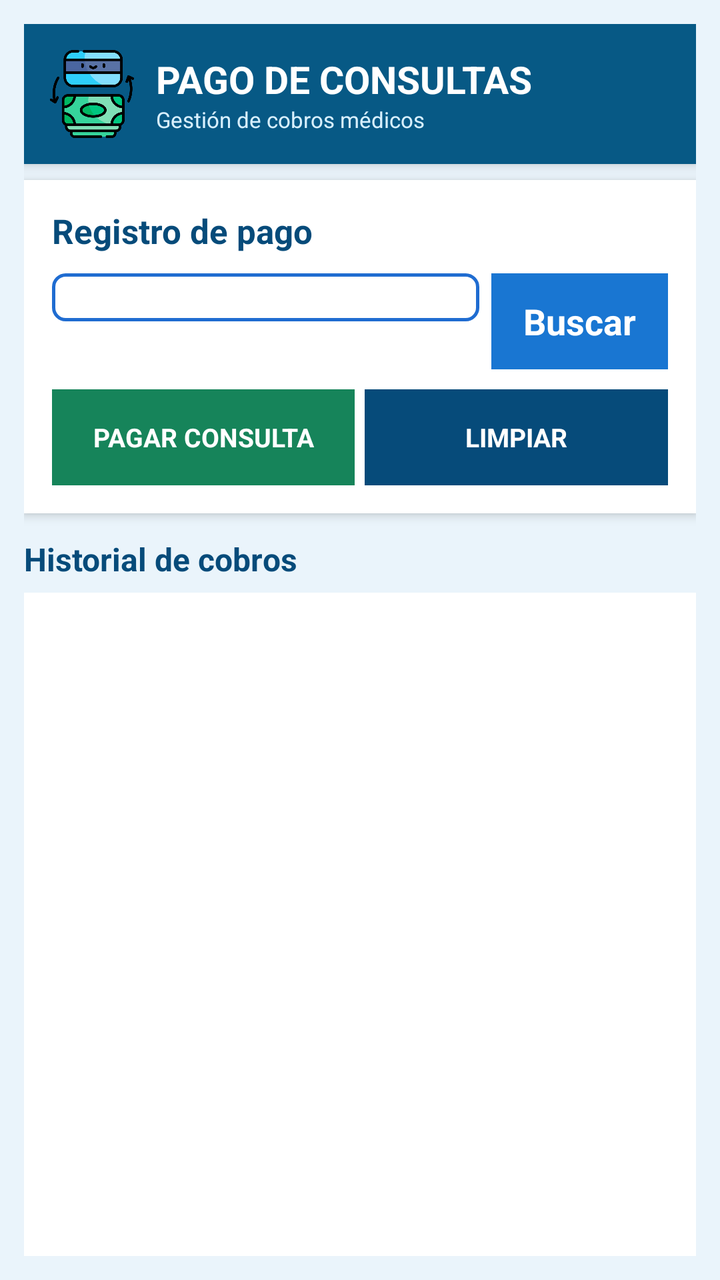
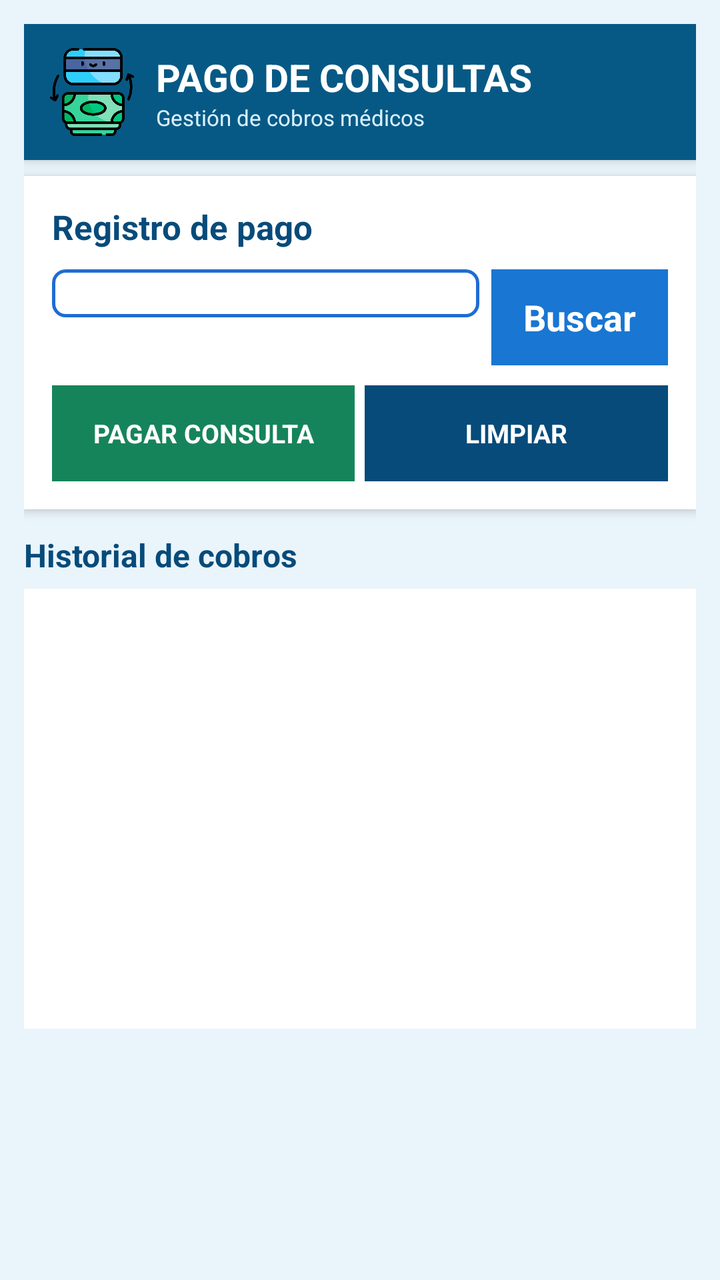

Screens rendered from an Android XML layout before and after an edit, with the pre-edit source and the edit as a unified diff.
<!-- AndroidManifest.xml: application theme android:Theme.Holo.Light -->
<!-- res/layout/activity_cobros.xml -->
<?xml version="1.0" encoding="utf-8"?>
<LinearLayout xmlns:android="http://schemas.android.com/apk/res/android"
    android:layout_width="match_parent"
    android:layout_height="match_parent"
    android:orientation="vertical"
    android:background="#EAF4FB"
    android:padding="12dp">

    
    
    

    <LinearLayout
        android:layout_width="match_parent"
        android:layout_height="70dp"
        android:orientation="horizontal"
        android:gravity="center_vertical"
        android:background="#075985"
        android:padding="12dp"
        android:elevation="4dp">

        <ImageView
            android:layout_width="44dp"
            android:layout_height="44dp"
            android:src="@drawable/cobros"
            android:contentDescription="Logo Cobros" />

        <LinearLayout
            android:layout_width="0dp"
            android:layout_height="wrap_content"
            android:layout_weight="1"
            android:orientation="vertical"
            android:layout_marginLeft="10dp">

            <TextView
                android:layout_width="wrap_content"
                android:layout_height="wrap_content"
                android:text="PAGO DE CONSULTAS"
                android:textSize="19sp"
                android:textStyle="bold"
                android:textColor="#FFFFFF" />

            <TextView
                android:layout_width="wrap_content"
                android:layout_height="wrap_content"
                android:text="Gestión de cobros médicos"
                android:textSize="11sp"
                android:textColor="#D8F0FF" />

        </LinearLayout>

    </LinearLayout>

    
    
    

    <LinearLayout
        android:layout_width="match_parent"
        android:layout_height="wrap_content"
        android:orientation="vertical"
        android:background="#FFFFFF"
        android:padding="14dp"
        android:layout_marginTop="8dp"
        android:elevation="3dp">

        <TextView
            android:layout_width="wrap_content"
            android:layout_height="wrap_content"
            android:text="Registro de pago"
            android:textSize="17sp"
            android:textStyle="bold"
            android:textColor="#064B7A"
            android:layout_marginBottom="10dp" />

        <LinearLayout
            android:layout_width="match_parent"
            android:layout_height="wrap_content"
            android:orientation="horizontal">

            <Spinner
                android:id="@+id/spPacientes"
                android:layout_width="0dp"
                android:layout_height="wrap_content"
                android:layout_weight="1"
                android:background="@drawable/spinner_background"
                android:padding="12dp" />

            <Button
                android:id="@+id/btnBuscar"
                android:layout_width="wrap_content"
                android:layout_height="wrap_content"
                android:text="Buscar"
                android:textColor="#FFFFFF"
                android:textStyle="bold"
                android:background="#1976D2"
                android:paddingLeft="16dp"
                android:paddingRight="16dp"
                android:paddingTop="10dp"
                android:paddingBottom="10dp"
                android:layout_marginLeft="6dp" />

        </LinearLayout>

        <LinearLayout
            android:layout_width="match_parent"
            android:layout_height="wrap_content"
            android:orientation="horizontal"
            android:layout_marginTop="10dp">

            <Button
                android:id="@+id/btnPagar"
                android:layout_width="0dp"
                android:layout_height="wrap_content"
                android:layout_weight="1"
                android:text="PAGAR CONSULTA"
                android:textSize="13sp"
                android:textStyle="bold"
                android:textColor="#FFFFFF"
                android:background="#16845A"
                android:padding="11dp" />

            <Button
                android:id="@+id/btnLimpiar"
                android:layout_width="0dp"
                android:layout_height="wrap_content"
                android:layout_weight="1"
                android:layout_marginLeft="5dp"
                android:text="LIMPIAR"
                android:textSize="13sp"
                android:textStyle="bold"
                android:textColor="#FFFFFF"
                android:background="#064B7A"
                android:padding="11dp" />

        </LinearLayout>

    </LinearLayout>

    
    
    

    <TextView
        android:layout_width="wrap_content"
        android:layout_height="wrap_content"
        android:text="Historial de cobros"
        android:textSize="16sp"
        android:textStyle="bold"
        android:textColor="#064B7A"
        android:layout_marginTop="12dp"
        android:layout_marginBottom="6dp" />

    
    
    

    <ListView
        android:id="@+id/lvCobros"
        android:layout_width="match_parent"
        android:layout_height="0dp"
        android:layout_weight="1"
        android:background="#FFFFFF"
        android:padding="5dp"
        android:divider="#D8E3EA"
        android:dividerHeight="1dp" />

</LinearLayout>
<!-- resources referenced by this layout -->
<resources>
  <!-- drawable cobros: png bitmap (drawable-ldpi, 28381 bytes) -->
  <!-- drawable spinner_background (drawable-hdpi) -->
  <?xml version="1.0" encoding="utf-8"?>
  <shape xmlns:android="http://schemas.android.com/apk/res/android"
      android:shape="rectangle">
      
      
      <solid android:color="#FFFFFF" />
      
      
      <stroke
          android:width="1.5dp"
          android:color="#1F6CD1" />
      
      
      <corners android:radius="6dp" />
      
  </shape>
</resources>

<!-- the commit's change to res/layout/activity_cobros.xml (unified diff, before → after) -->
@@ -7,12 +7,9 @@
     android:padding="12dp">
 
     
-    
-    
-
     <LinearLayout
         android:layout_width="match_parent"
-        android:layout_height="70dp"
+        android:layout_height="wrap_content"
         android:orientation="horizontal"
         android:gravity="center_vertical"
         android:background="#075985"
@@ -52,117 +49,121 @@
     </LinearLayout>
 
     
-    
-    
-
-    <LinearLayout
+    <ScrollView
         android:layout_width="match_parent"
-        android:layout_height="wrap_content"
-        android:orientation="vertical"
-        android:background="#FFFFFF"
-        android:padding="14dp"
-        android:layout_marginTop="8dp"
-        android:elevation="3dp">
-
-        <TextView
-            android:layout_width="wrap_content"
-            android:layout_height="wrap_content"
-            android:text="Registro de pago"
-            android:textSize="17sp"
-            android:textStyle="bold"
-            android:textColor="#064B7A"
-            android:layout_marginBottom="10dp" />
+        android:layout_height="0dp"
+        android:layout_weight="1"
+        android:fillViewport="true">
 
         <LinearLayout
             android:layout_width="match_parent"
             android:layout_height="wrap_content"
-            android:orientation="horizontal">
+            android:orientation="vertical">
 
-            <Spinner
-                android:id="@+id/spPacientes"
-                android:layout_width="0dp"
+            
+            <LinearLayout
+                android:layout_width="match_parent"
                 android:layout_height="wrap_content"
-                android:layout_weight="1"
-                android:background="@drawable/spinner_background"
-                android:padding="12dp" />
+                android:orientation="vertical"
+                android:background="#FFFFFF"
+                android:padding="14dp"
+                android:layout_marginTop="8dp"
+                android:elevation="3dp">
 
-            <Button
-                android:id="@+id/btnBuscar"
+                <TextView
+                    android:layout_width="wrap_content"
+                    android:layout_height="wrap_content"
+                    android:text="Registro de pago"
+                    android:textSize="17sp"
+                    android:textStyle="bold"
+                    android:textColor="#064B7A"
+                    android:layout_marginBottom="10dp" />
+
+                <LinearLayout
+                    android:layout_width="match_parent"
+                    android:layout_height="wrap_content"
+                    android:orientation="horizontal">
+
+                    <Spinner
+                        android:id="@+id/spPacientes"
+                        android:layout_width="0dp"
+                        android:layout_height="wrap_content"
+                        android:layout_weight="1"
+                        android:background="@drawable/spinner_background"
+                        android:padding="12dp" />
+
+                    <Button
+                        android:id="@+id/btnBuscar"
+                        android:layout_width="wrap_content"
+                        android:layout_height="wrap_content"
+                        android:text="Buscar"
+                        android:textColor="#FFFFFF"
+                        android:textStyle="bold"
+                        android:background="#1976D2"
+                        android:paddingLeft="16dp"
+                        android:paddingRight="16dp"
+                        android:paddingTop="10dp"
+                        android:paddingBottom="10dp"
+                        android:layout_marginLeft="6dp" />
+
+                </LinearLayout>
+
+                <LinearLayout
+                    android:layout_width="match_parent"
+                    android:layout_height="wrap_content"
+                    android:orientation="horizontal"
+                    android:layout_marginTop="10dp">
+
+                    <Button
+                        android:id="@+id/btnPagar"
+                        android:layout_width="0dp"
+                        android:layout_height="wrap_content"
+                        android:layout_weight="1"
+                        android:text="PAGAR CONSULTA"
+                        android:textSize="13sp"
+                        android:textStyle="bold"
+                        android:textColor="#FFFFFF"
+                        android:background="#16845A"
+                        android:padding="11dp" />
+
+                    <Button
+                        android:id="@+id/btnLimpiar"
+                        android:layout_width="0dp"
+                        android:layout_height="wrap_content"
+                        android:layout_weight="1"
+                        android:layout_marginLeft="5dp"
+                        android:text="LIMPIAR"
+                        android:textSize="13sp"
+                        android:textStyle="bold"
+                        android:textColor="#FFFFFF"
+                        android:background="#064B7A"
+                        android:padding="11dp" />
+
+                </LinearLayout>
+
+            </LinearLayout>
+
+            <TextView
                 android:layout_width="wrap_content"
                 android:layout_height="wrap_content"
-                android:text="Buscar"
-                android:textColor="#FFFFFF"
+                android:text="Historial de cobros"
+                android:textSize="16sp"
                 android:textStyle="bold"
-                android:background="#1976D2"
-                android:paddingLeft="16dp"
-                android:paddingRight="16dp"
-                android:paddingTop="10dp"
-                android:paddingBottom="10dp"
-                android:layout_marginLeft="6dp" />
+                android:textColor="#064B7A"
+                android:layout_marginTop="12dp"
+                android:layout_marginBottom="6dp" />
+
+            
+            <ListView
+                android:id="@+id/lvCobros"
+                android:layout_width="match_parent"
+                android:layout_height="220dp"
+                android:background="#FFFFFF"
+                android:padding="5dp"
+                android:divider="#D8E3EA"
+                android:dividerHeight="1dp" />
 
         </LinearLayout>
-
-        <LinearLayout
-            android:layout_width="match_parent"
-            android:layout_height="wrap_content"
-            android:orientation="horizontal"
-            android:layout_marginTop="10dp">
-
-            <Button
-                android:id="@+id/btnPagar"
-                android:layout_width="0dp"
-                android:layout_height="wrap_content"
-                android:layout_weight="1"
-                android:text="PAGAR CONSULTA"
-                android:textSize="13sp"
-                android:textStyle="bold"
-                android:textColor="#FFFFFF"
-                android:background="#16845A"
-                android:padding="11dp" />
-
-            <Button
-                android:id="@+id/btnLimpiar"
-                android:layout_width="0dp"
-                android:layout_height="wrap_content"
-                android:layout_weight="1"
-                android:layout_marginLeft="5dp"
-                android:text="LIMPIAR"
-                android:textSize="13sp"
-                android:textStyle="bold"
-                android:textColor="#FFFFFF"
-                android:background="#064B7A"
-                android:padding="11dp" />
-
-        </LinearLayout>
-
-    </LinearLayout>
-
-    
-    
-    
-
-    <TextView
-        android:layout_width="wrap_content"
-        android:layout_height="wrap_content"
-        android:text="Historial de cobros"
-        android:textSize="16sp"
-        android:textStyle="bold"
-        android:textColor="#064B7A"
-        android:layout_marginTop="12dp"
-        android:layout_marginBottom="6dp" />
-
-    
-    
-    
-
-    <ListView
-        android:id="@+id/lvCobros"
-        android:layout_width="match_parent"
-        android:layout_height="0dp"
-        android:layout_weight="1"
-        android:background="#FFFFFF"
-        android:padding="5dp"
-        android:divider="#D8E3EA"
-        android:dividerHeight="1dp" />
+    </ScrollView>
 
 </LinearLayout>
